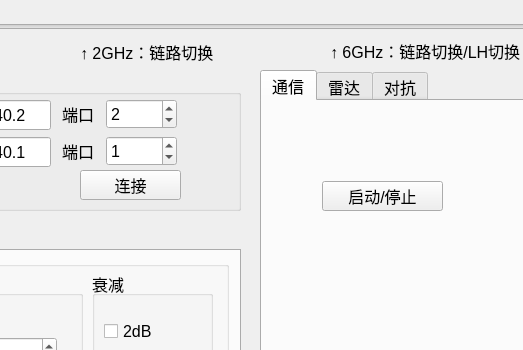
First picture: the form in python312_uwbHost/gui/form.ui, repository MrGEFORCE/uwbValidation, before the edit; both pictures show x 170 to 693 and y 0 to 350 of the 1280 by 900 pixel window.
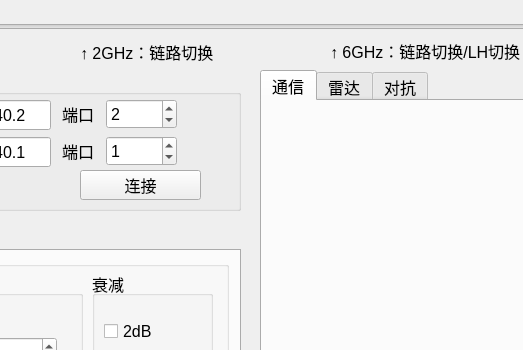
Second picture: the form after the edit. The open tabs and pages were chosen to show the change.

```diff
--- a/python312_uwbHost/gui/form.ui
+++ b/python312_uwbHost/gui/form.ui
@@ -224,7 +224,7 @@
      <rect>
       <x>240</x>
       <y>100</y>
-      <width>101</width>
+      <width>121</width>
       <height>30</height>
      </rect>
     </property>
@@ -971,19 +971,6 @@
     <attribute name="title">
      <string>通信</string>
     </attribute>
-    <widget class="QPushButton" name="pushButton_runStop">
-     <property name="geometry">
-      <rect>
-       <x>60</x>
-       <y>80</y>
-       <width>121</width>
-       <height>30</height>
-      </rect>
-     </property>
-     <property name="text">
-      <string>启动/停止</string>
-     </property>
-    </widget>
    </widget>
    <widget class="QWidget" name="tab_radar">
     <attribute name="title">
```
Left out of the diff: 2 changed lines with no effect on the pictures.
